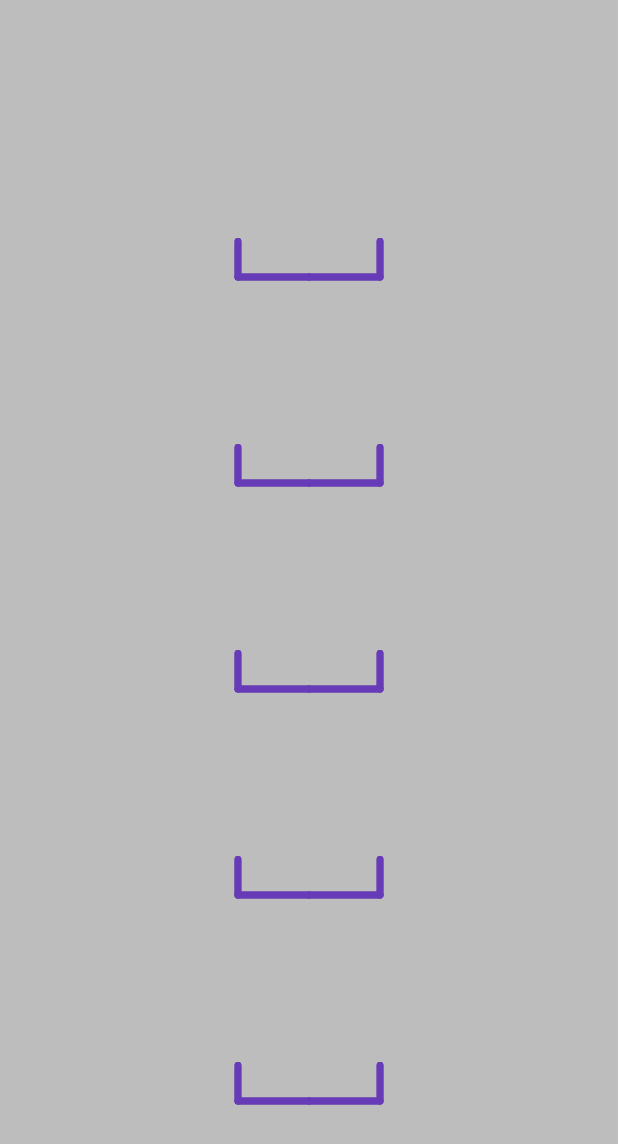
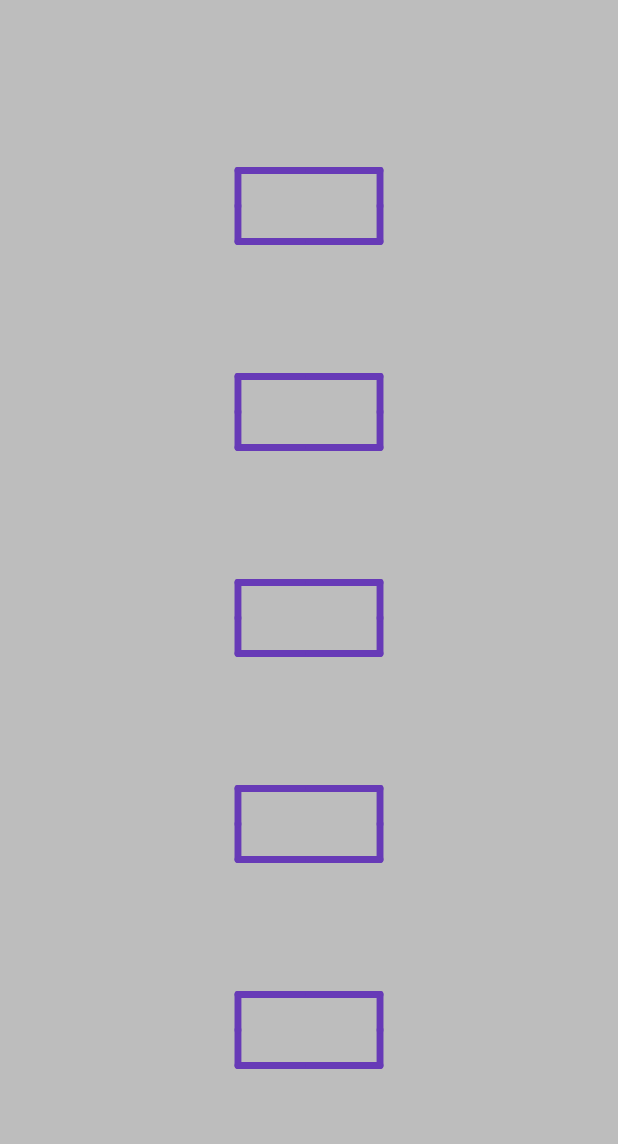
Before and after one commit to Anwesh43/LinkedSideRectEdgeView, an Android app: the screen it shows after launch (MainActivity), on a phone screen of 412 x 824 dp. Shown: the top 1144 px of the screen. Run offline under Robolectric (Android 15) with nearby library versions, the phone set to English and light mode, and no system bars.

```diff
--- a/siderectedgeview/src/main/java/com/anwesh/uiprojects/siderectedgeview/SideRectEdgeView.kt
+++ b/siderectedgeview/src/main/java/com/anwesh/uiprojects/siderectedgeview/SideRectEdgeView.kt
@@ -20,6 +20,7 @@ val scGap : Float = 0.05f
 val scDiv : Double = 0.51
 val foreColor : Int = Color.parseColor("#673AB7")
 val backColor : Int = Color.parseColor("#BDBDBD")
+val delay : Long = 20
 
 fun Int.inverse() : Float = 1f / this
 fun Float.scaleFactor() : Float = Math.floor(this / scDiv).toFloat()
@@ -31,11 +32,11 @@ fun Float.mirrorValue(a : Int, b : Int) : Float {
 }
 fun Float.updateValue(dir : Float,  a : Int, b : Int) : Float = mirrorValue(a, b) * dir * scGap
 
-fun Canvas.drawSideRectEdge(size : Float, sc : Float, paint : Paint) {
+fun Canvas.drawSideRectEdge(size : Float, sc : Float, sf : Float, paint : Paint) {
     save()
-    translate(-size, size)
-    drawLine(0f, 0f, 0f, -size / 2, paint)
-    rotate(180f * sc)
+    translate(-size, size / 2 * sf)
+    drawLine(0f, 0f, 0f, -(size / 2) * sf, paint)
+    rotate(180f * sc * sf)
     drawLine(0f, 0f, size, 0f, paint)
     restore()
 }
@@ -61,7 +62,9 @@ fun Canvas.drawSRENode(i : Int, scale : Float, paint : Paint) {
         val scj : Float = sc1.divideScale(j, parts)
         for (k in 0..(parts - 1)) {
             val sck : Float = scj.divideScale(k, parts)
-            drawSideRectEdge(size, sck, paint)
+            save()
+            drawSideRectEdge(size, sck, 1f - 2 * k, paint)
+            restore()
         }
         restore()
     }
@@ -112,7 +115,7 @@ class SideRectEdgeView(ctx : Context) : View(ctx) {
             if (animated) {
                 cb()
                 try {
-                    Thread.sleep(50)
+                    Thread.sleep(delay)
                     view.invalidate()
                 } catch(ex : Exception) {
 
```
